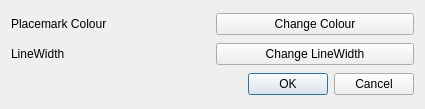
Qt form mslib/msui/ui/ui_customize_kml.ui (Open-MSS/MSS) before a commit.
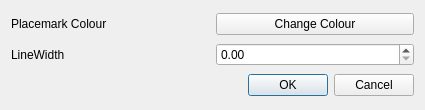
The same form after that commit.

Commit message: Refactored Lists to Dictionary to store data(patch,color,linewith)

The edit to the form file:
```diff
--- a/mslib/msui/ui/ui_customize_kml.ui
+++ b/mslib/msui/ui/ui_customize_kml.ui
@@ -7,7 +7,7 @@
     <x>0</x>
     <y>0</y>
     <width>425</width>
-    <height>109</height>
+    <height>110</height>
    </rect>
   </property>
   <property name="windowTitle">
@@ -42,11 +42,7 @@
       </widget>
      </item>
      <item>
-      <widget class="QPushButton" name="pushButton_linewidth">
-       <property name="text">
-        <string>Change LineWidth</string>
-       </property>
-      </widget>
+      <widget class="QDoubleSpinBox" name="dsb_linewidth"/>
      </item>
     </layout>
    </item>
```
The commit also changes 2 other files.
